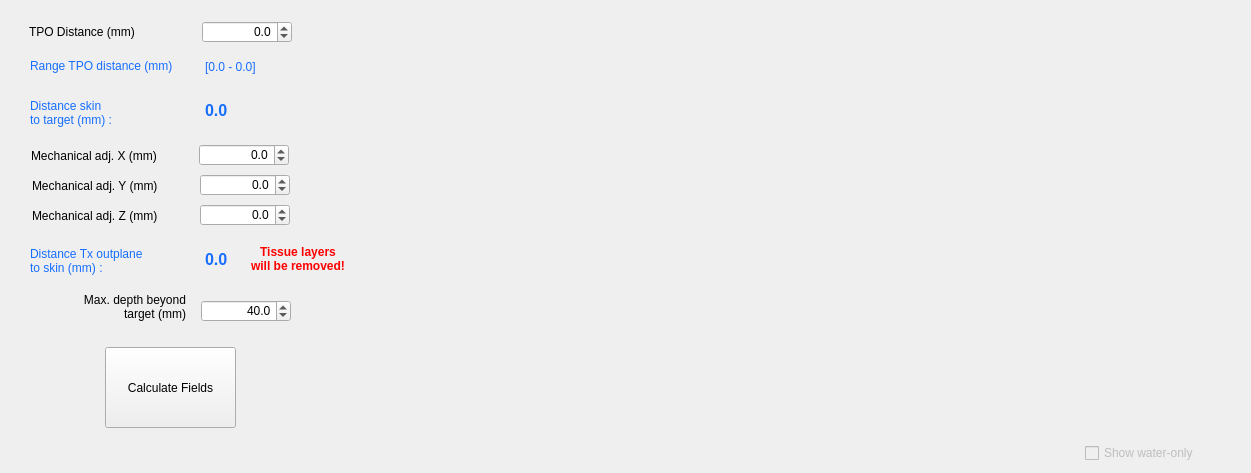
ProteusMRIgHIFU/BabelBrain, file BabelBrain/Babel_CTX500/form.ui: the form before one commit.
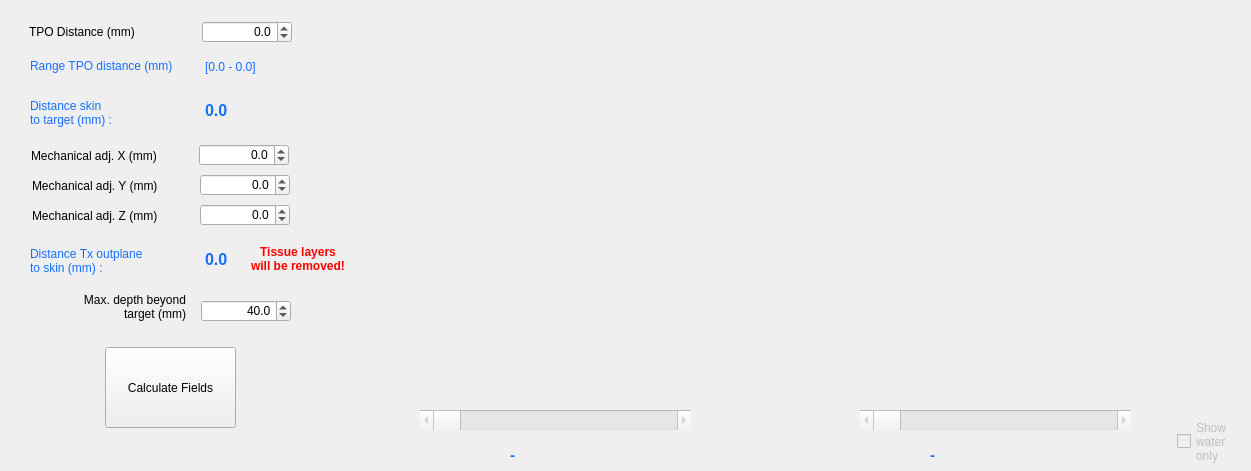
The form after the commit.

Commit message: Scrollbars added for step 2 for CTX-500

```diff
--- a/BabelBrain/Babel_CTX500/form.ui
+++ b/BabelBrain/Babel_CTX500/form.ui
@@ -7,7 +7,7 @@
     <x>0</x>
     <y>0</y>
     <width>1251</width>
-    <height>473</height>
+    <height>471</height>
    </rect>
   </property>
   <property name="windowTitle">
@@ -282,7 +282,7 @@
      <x>343</x>
      <y>30</y>
      <width>868</width>
-     <height>400</height>
+     <height>381</height>
     </rect>
    </property>
   </widget>
@@ -337,14 +337,16 @@
    </property>
    <property name="geometry">
     <rect>
-     <x>1085</x>
-     <y>443</y>
-     <width>124</width>
-     <height>20</height>
+     <x>1177</x>
+     <y>416</y>
+     <width>71</width>
+     <height>51</height>
     </rect>
    </property>
    <property name="text">
-    <string>Show water-only</string>
+    <string>Show
+water
+only</string>
    </property>
   </widget>
   <widget class="QLabel" name="label_27">
@@ -414,6 +416,82 @@
     <set>Qt::AlignCenter</set>
    </property>
   </widget>
+  <widget class="QScrollBar" name="IsppaScrollBar1">
+   <property name="enabled">
+    <bool>false</bool>
+   </property>
+   <property name="geometry">
+    <rect>
+     <x>420</x>
+     <y>410</y>
+     <width>271</width>
+     <height>20</height>
+    </rect>
+   </property>
+   <property name="orientation">
+    <enum>Qt::Horizontal</enum>
+   </property>
+  </widget>
+  <widget class="QLabel" name="SliceLabel1">
+   <property name="geometry">
+    <rect>
+     <x>510</x>
+     <y>442</y>
+     <width>125</width>
+     <height>26</height>
+    </rect>
+   </property>
+   <property name="font">
+    <font>
+     <pointsize>11</pointsize>
+     <bold>true</bold>
+    </font>
+   </property>
+   <property name="styleSheet">
+    <string notr="true">color:rgb(22, 110, 255)</string>
+   </property>
+   <property name="text">
+    <string>-</string>
+   </property>
+  </widget>
+  <widget class="QLabel" name="SliceLabel2">
+   <property name="geometry">
+    <rect>
+     <x>930</x>
+     <y>442</y>
+     <width>125</width>
+     <height>26</height>
+    </rect>
+   </property>
+   <property name="font">
+    <font>
+     <pointsize>11</pointsize>
+     <bold>true</bold>
+    </font>
+   </property>
+   <property name="styleSheet">
+    <string notr="true">color:rgb(22, 110, 255)</string>
+   </property>
+   <property name="text">
+    <string>-</string>
+   </property>
+  </widget>
+  <widget class="QScrollBar" name="IsppaScrollBar2">
+   <property name="enabled">
+    <bool>false</bool>
+   </property>
+   <property name="geometry">
+    <rect>
+     <x>860</x>
+     <y>410</y>
+     <width>271</width>
+     <height>20</height>
+    </rect>
+   </property>
+   <property name="orientation">
+    <enum>Qt::Horizontal</enum>
+   </property>
+  </widget>
  </widget>
  <resources/>
  <connections/>
```
The commit also changes 1 other file.
